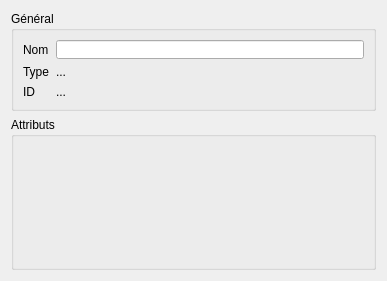
Before: the Qt Designer form Desktop App/qt/client/client/equipprop.ui in Ace4teaM/Arduino-Project, drawn with Qt 5.
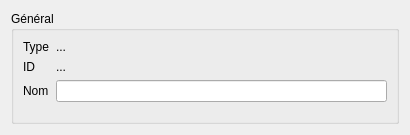
After: the same form once the commit is applied.

What changed in the file:
```diff
--- a/Desktop App/qt/client/client/equipprop.ui
+++ b/Desktop App/qt/client/client/equipprop.ui
@@ -6,8 +6,8 @@
    <rect>
     <x>0</x>
     <y>0</y>
-    <width>387</width>
-    <height>281</height>
+    <width>410</width>
+    <height>135</height>
    </rect>
   </property>
   <property name="windowTitle">
@@ -15,34 +15,12 @@
   </property>
   <layout class="QVBoxLayout" name="verticalLayout_2">
    <item>
-    <widget class="QGroupBox" name="groupBox_general">
-     <property name="sizePolicy">
-      <sizepolicy hsizetype="Preferred" vsizetype="MinimumExpanding">
-       <horstretch>0</horstretch>
-       <verstretch>0</verstretch>
-      </sizepolicy>
-     </property>
-     <property name="maximumSize">
-      <size>
-       <width>16777215</width>
-       <height>100</height>
-      </size>
-     </property>
+    <widget class="QGroupBox" name="groupBox">
      <property name="title">
       <string>Général</string>
      </property>
-     <layout class="QFormLayout" name="formLayout_2">
+     <layout class="QFormLayout" name="formLayout">
       <item row="0" column="0">
-       <widget class="QLabel" name="label">
-        <property name="text">
-         <string>Nom</string>
-        </property>
-       </widget>
-      </item>
-      <item row="0" column="1">
-       <widget class="QLineEdit" name="lineEdit_name"/>
-      </item>
-      <item row="1" column="0">
        <widget class="QLabel" name="label_2">
         <property name="text">
          <string>Type</string>
@@ -56,13 +34,6 @@
         </property>
        </widget>
       </item>
-      <item row="1" column="1">
-       <widget class="QLabel" name="label_type">
-        <property name="text">
-         <string>...</string>
-        </property>
-       </widget>
-      </item>
       <item row="2" column="1">
        <widget class="QLabel" name="label_id">
         <property name="text">
@@ -70,16 +41,26 @@
         </property>
        </widget>
       </item>
+      <item row="5" column="0">
+       <widget class="QLabel" name="label">
+        <property name="text">
+         <string>Nom</string>
+        </property>
+       </widget>
+      </item>
+      <item row="0" column="1">
+       <widget class="QLabel" name="label_type">
+        <property name="text">
+         <string>...</string>
+        </property>
+       </widget>
+      </item>
+      <item row="5" column="1">
+       <widget class="QLineEdit" name="lineEdit_name"/>
+      </item>
      </layout>
     </widget>
    </item>
-   <item>
-    <widget class="QGroupBox" name="groupBox_attributes">
-     <property name="title">
-      <string>Attributs</string>
-     </property>
-    </widget>
-   </item>
   </layout>
  </widget>
  <resources/>
```
Left out of the diff: 2 changed lines with no effect on the pictures.
